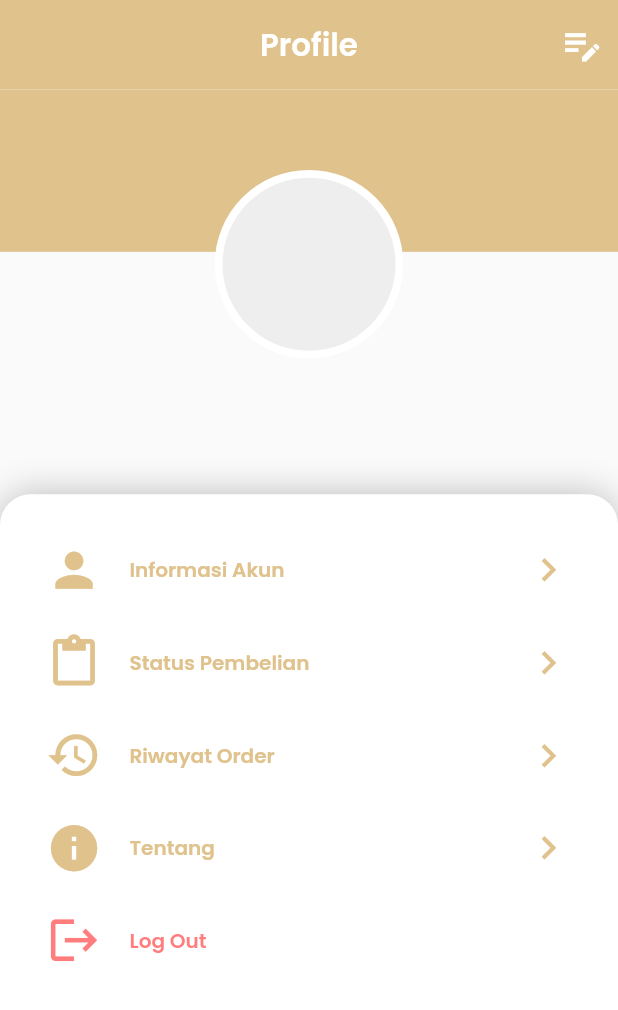
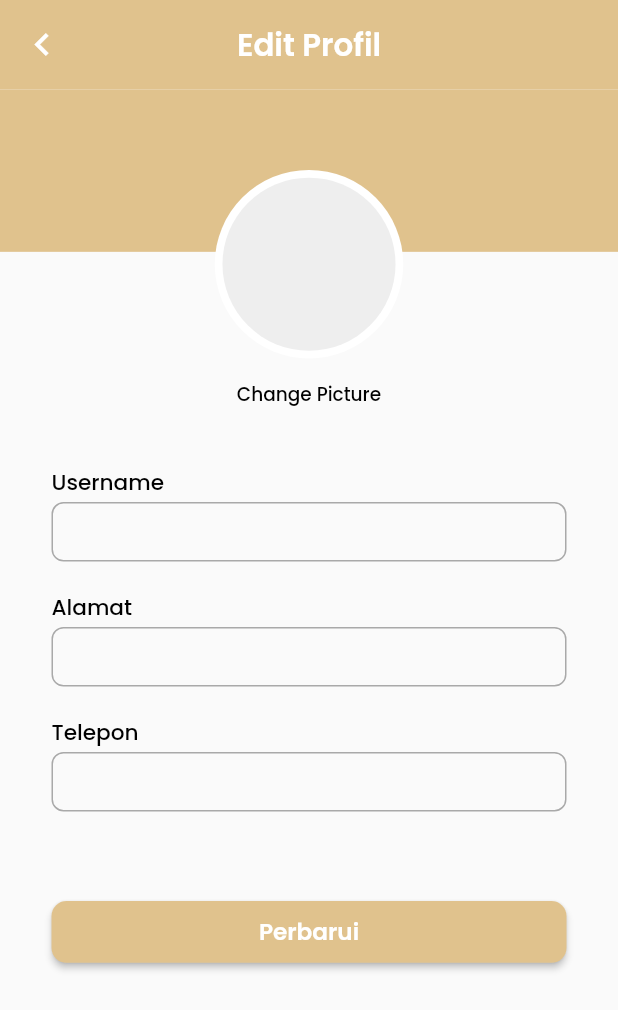
Before and after one commit to FirdanAz/amanah-furniture, a Flutter app: the ProfilePage screen opened directly, after a tap on the "edit note" icon, on a phone screen of 412 x 824 dp. Shown: the top 1010 px of the screen. Run offline on Flutter 3.47's test engine with Material 2 defaults, Android fonts, the phone set to English and light mode, and no system bars; our stand-ins replace curved_navigation_bar, flutter_screenutil, flutter_svg, google_fonts, shared_preferences, shimmer; accounts and stored records are empty; network calls fail.

Commit message:
final commit

```diff
--- a/lib/ui/detail/detail_page.dart
+++ b/lib/ui/detail/detail_page.dart
@@ -43,8 +43,8 @@ class _DetailPageState extends State<DetailPage> {
   }
 
   rupiah(var nilai) {
-    final formartter = NumberFormat.simpleCurrency(
-        decimalDigits: 0, locale: 'id_ID');
+    final formartter =
+        NumberFormat.simpleCurrency(decimalDigits: 0, locale: 'id_ID');
     var rupiah = formartter.format(nilai);
     return rupiah;
   }
@@ -58,7 +58,13 @@ class _DetailPageState extends State<DetailPage> {
 
   @override
   Widget build(BuildContext context) {
-    return _isLoad ? Scaffold(body: Center(child: CircularProgressIndicator(color: ColorApp.accent),),) : Scaffold(
+    return _isLoad
+        ? Scaffold(
+            body: Center(
+              child: CircularProgressIndicator(color: ColorApp.accent),
+            ),
+          )
+        : Scaffold(
             bottomNavigationBar: BottomAppBar(
               child: Container(
                 height: 70,
@@ -69,10 +75,7 @@ class _DetailPageState extends State<DetailPage> {
                       mainAxisAlignment: MainAxisAlignment.center,
                       children: [
                         InkWell(
-                    onTap: () {
-                      var item = detailModel!.data!;
-                       ApiService().postKeranjang(context: context ,barang_id: item.id!.toString(), nama_barang: item.namaBarang!.toString(), harga: item.harga!.toString(), jumlah: '1', total_harga: item.harga!.toString());
-                    },
+                          onTap: () {},
                           child: Container(
                             width: 260,
                             height: 40,
@@ -83,15 +86,25 @@ class _DetailPageState extends State<DetailPage> {
                                 style: GoogleFonts.poppins(
                                     fontWeight: FontWeight.w500,
                                     fontSize: 16,
-                            color: Colors.white
+                                    color: Colors.white),
                               ),
                             ),
                           ),
                         ),
+                        SizedBox(
+                          width: 15,
                         ),
-                  SizedBox(width: 15,),
                         InkWell(
-                    onTap: () => Navigator.push(context, MaterialPageRoute(builder: (context) => KeranjangPage(),)),
+                          onTap: () {
+                            var item = detailModel!.data!;
+                            ApiService().postKeranjang(
+                                context: context,
+                                barang_id: item.id!.toString(),
+                                nama_barang: item.namaBarang!.toString(),
+                                harga: item.harga!.toString(),
+                                jumlah: '1',
+                                total_harga: item.harga!.toString());
+                          },
                           child: SizedBox(
                             height: 40,
                             width: 40,
@@ -103,8 +116,8 @@ class _DetailPageState extends State<DetailPage> {
                                   borderRadius: BorderRadius.circular(5)),
                               child: Padding(
                                 padding: const EdgeInsets.all(10),
-                          child: SvgPicture.asset(
-                              SvgAssets.vectorKeranjang),
+                                child:
+                                    SvgPicture.asset(SvgAssets.vectorKeranjang),
                               ),
                             ),
                           ),
@@ -121,10 +134,15 @@ class _DetailPageState extends State<DetailPage> {
                 SliverAppBar(
                   pinned: true,
                   expandedHeight: 330,
-            systemOverlayStyle: SystemUiOverlayStyle(statusBarColor: ColorApp.secondary),
+                  systemOverlayStyle:
+                      SystemUiOverlayStyle(statusBarColor: ColorApp.secondary),
                   elevation: 0,
                   backgroundColor: Colors.blue,
-            leading: InkWell(child: Icon(Icons.arrow_back_ios_new, color: ColorApp.accent), onTap: () => Navigator.pop(context),),
+                  leading: InkWell(
+                    child:
+                        Icon(Icons.arrow_back_ios_new, color: ColorApp.accent),
+                    onTap: () => Navigator.pop(context),
+                  ),
                   flexibleSpace: SizedBox(
                     width: double.maxFinite,
                     height: double.maxFinite,
@@ -142,8 +160,7 @@ class _DetailPageState extends State<DetailPage> {
                         color: Colors.white,
                         borderRadius: BorderRadius.only(
                             topRight: Radius.circular(20),
-                    topLeft: Radius.circular(20)
-                  ),
+                            topLeft: Radius.circular(20)),
                       ),
                       child: Container(
                         alignment: Alignment.centerLeft,
@@ -153,8 +170,7 @@ class _DetailPageState extends State<DetailPage> {
                           style: GoogleFonts.poppins(
                               fontSize: 20,
                               fontWeight: FontWeight.w600,
-                      color: ColorApp.accent
-                    ),
+                              color: ColorApp.accent),
                         ),
                       ),
                     ),
@@ -168,25 +184,24 @@ class _DetailPageState extends State<DetailPage> {
                       children: [
                         Text(
                           '${detailModel!.data!.deskripsiBarang}',
-                    style: GoogleFonts.poppins(
-                      color: Colors.black
+                          style: GoogleFonts.poppins(color: Colors.black),
                         ),
+                        SizedBox(
+                          height: 5,
                         ),
-                  SizedBox(height: 5,),
                         Text(
                           '${detailModel!.data!.namaBarang}',
-                    style: GoogleFonts.poppins(
-                        color: Colors.black54
+                          style: GoogleFonts.poppins(color: Colors.black54),
                         ),
+                        SizedBox(
+                          height: 10,
                         ),
-                  SizedBox(height: 10,),
                         Text(
                           '${rupiah(detailModel!.data!.harga!)}',
                           style: GoogleFonts.poppins(
                               color: ColorApp.accent,
                               fontWeight: FontWeight.w600,
-                      fontSize: 16
-                    ),
+                              fontSize: 16),
                         ),
                       ],
                     ),
@@ -195,7 +210,7 @@ class _DetailPageState extends State<DetailPage> {
                 SliverToBoxAdapter(
                   child: Container(
                     color: Colors.white,
-              margin: EdgeInsets.only(left: 10,top: 15),
+                    margin: EdgeInsets.only(left: 10, top: 15),
                     child: Column(
                       crossAxisAlignment: CrossAxisAlignment.start,
                       children: [
@@ -208,11 +223,14 @@ class _DetailPageState extends State<DetailPage> {
                             itemBuilder: (context, index) {
                               var item = allProduct!.data![index];
                               return Container(
-                          margin: EdgeInsets.only(
-                              left: 10
-                          ),
+                                margin: EdgeInsets.only(left: 10),
                                 child: InkWell(
-                            onTap: () => Navigator.push(context, MaterialPageRoute(builder: (context) => DetailPage(id: item.id),)),
+                                  onTap: () => Navigator.push(
+                                      context,
+                                      MaterialPageRoute(
+                                        builder: (context) =>
+                                            DetailPage(id: item.id),
+                                      )),
                                   child: Image.network(
                                     'http://amanahfurniture.space/images/${item.gambarBarang}',
                                     width: 100,
--- a/lib/ui/home/home_page.dart
+++ b/lib/ui/home/home_page.dart
@@ -5,6 +5,7 @@ import 'package:amanah_furniture/model/product_all_model.dart';
 import 'package:amanah_furniture/service/api_service.dart';
 import 'package:amanah_furniture/ui/auth/login.dart';
 import 'package:amanah_furniture/ui/detail/detail_page.dart';
+import 'package:amanah_furniture/ui/keranjang/keranjang_page.dart';
 import 'package:flutter/material.dart';
 import 'package:flutter_screenutil/flutter_screenutil.dart';
 import 'package:flutter_svg/svg.dart';
@@ -138,7 +139,8 @@ class _HomePageState extends State<HomePage> {
                               width: 5.w,
                             ),
                             InkWell(
-                              onTap: () {},
+                              onTap: () => PublicFunction.navigatorPush(
+                                  context, KeranjangPage()),
                               child: Ink(
                                 width: 40.w,
                                 height: 40.h,
--- /dev/null
+++ b/lib/ui/profile/item/edit_teks/edit_teks.dart
@@ -0,0 +1,153 @@
+import 'package:amanah_furniture/common/color_app.dart';
+import 'package:amanah_furniture/common/public_function.dart';
+import 'package:amanah_furniture/model/user_model.dart';
+import 'package:flutter/material.dart';
+import 'package:flutter_screenutil/flutter_screenutil.dart';
+
+class EditProfilePage extends StatefulWidget {
+  EditProfilePage({super.key, required this.userModel});
+  final UserModel userModel;
+
+  @override
+  State<EditProfilePage> createState() => _EditProfilePageState();
+}
+
+class _EditProfilePageState extends State<EditProfilePage> {
+  final TextEditingController usernameController = TextEditingController();
+  final TextEditingController alamatController = TextEditingController();
+  final TextEditingController phoneController = TextEditingController();
+  final TextStyle _titleStyle =
+      TextStyle(fontSize: 14.sp, fontWeight: FontWeight.w500);
+  final TextStyle _contentStyle = TextStyle(fontSize: 12.sp);
+
+  @override
+  void initState() {
+    // TODO: implement initState
+    super.initState();
+    usernameController.text = widget.userModel.username;
+    alamatController.text = widget.userModel.alamat;
+    phoneController.text = widget.userModel.noHp;
+  }
+
+  @override
+  Widget build(BuildContext context) {
+    return Scaffold(
+      resizeToAvoidBottomInset: true,
+      appBar: AppBar(
+        elevation: 0,
+        toolbarHeight: 58.h,
+        centerTitle: true,
+        leading: IconButton(
+            onPressed: () => Navigator.pop(context),
+            icon: const Icon(Icons.chevron_left,
+                size: 30, color: ColorApp.primary)),
+        title: Text(
+          'Edit Profil',
+          style: TextStyle(
+              fontSize: 20.sp,
+              fontWeight: FontWeight.w600,
+              color: Colors.white),
+        ),
+      ),
+      body: SingleChildScrollView(
+        child: Column(
+          children: [
+            SizedBox(
+              height: 174.h,
+              child: Stack(
+                children: [
+                  Container(color: ColorApp.accent, height: 105.h),
+                  Align(
+                    alignment: Alignment.bottomCenter,
+                    child: Container(
+                      height: 122.h,
+                      width: 122.w,
+                      padding: EdgeInsets.all(5.r),
+                      decoration: const BoxDecoration(
+                          shape: BoxShape.circle, color: ColorApp.primary),
+                      child: CircleAvatar(
+                        backgroundColor: ColorApp.secondary,
+                        child: Text(
+                          PublicFunction.getInitials(widget.userModel.username),
+                          style: TextStyle(
+                              fontSize: 34.sp, fontWeight: FontWeight.bold),
+                        ),
+                      ),
+                    ),
+                  )
+                ],
+              ),
+            ),
+            TextButton(
+              onPressed: () {},
+              child: Text("Change Picture",
+                  style: _contentStyle.copyWith(color: Colors.black)),
+            ),
+            SizedBox(height: 23.h),
+            Container(
+              width: double.infinity,
+              padding: EdgeInsets.symmetric(horizontal: 30.w),
+              child: Column(
+                crossAxisAlignment: CrossAxisAlignment.start,
+                children: [
+                  _contentField(
+                      controller: usernameController, title: 'Username'),
+                  SizedBox(height: 19.h),
+                  _contentField(controller: alamatController, title: 'Alamat'),
+                  SizedBox(height: 19.h),
+                  _contentField(controller: phoneController, title: 'Telepon'),
+                ],
+              ),
+            ),
+            SizedBox(height: 58.h),
+            Container(
+              height: 40.h,
+              width: double.infinity,
+              padding: EdgeInsets.symmetric(horizontal: 30.w),
+              child: ElevatedButton(
+                onPressed: () {},
+                style: ElevatedButton.styleFrom(
+                    shape: RoundedRectangleBorder(
+                        borderRadius: BorderRadius.circular(10))),
+                child: Text(
+                  "Perbarui",
+                  style: TextStyle(
+                      color: Colors.white,
+                      fontSize: 15.sp,
+                      fontWeight: FontWeight.w600),
+                ),
+              ),
+            ),
+            SizedBox(height: 20.h),
+          ],
+        ),
+      ),
+    );
+  }
+
+  Widget _contentField(
+          {required TextEditingController controller, required String title}) =>
+      Column(
+        crossAxisAlignment: CrossAxisAlignment.start,
+        children: [
+          Text(title, style: _titleStyle),
+          SizedBox(height: 2.h),
+          TextField(
+            controller: controller,
+            maxLines: null,
+            style: _contentStyle,
+            decoration: InputDecoration(
+              isCollapsed: true,
+              contentPadding:
+                  EdgeInsets.symmetric(horizontal: 12.w, vertical: 11.h),
+              border: OutlineInputBorder(
+                  borderRadius: BorderRadius.circular(8),
+                  borderSide: const BorderSide(color: Color(0xffA9A9A9))),
+              enabledBorder: OutlineInputBorder(
+                  borderRadius: BorderRadius.circular(8),
+                  borderSide: const BorderSide(color: Color(0xffA9A9A9))),
+            ),
+          )
+        ],
+      );
+}
--- a/lib/ui/profile/item/informasi_akun/informasi_akun.dart
+++ b/lib/ui/profile/item/informasi_akun/informasi_akun.dart
@@ -32,7 +32,7 @@ class InformasiAkunPage extends StatelessWidget {
             icon: const Icon(Icons.chevron_left,
                 size: 30, color: ColorApp.primary)),
         title: Text(
-          'Profile',
+          'Profil',
           style: TextStyle(
               fontSize: 20.sp,
               fontWeight: FontWeight.w600,
--- a/lib/ui/profile/profile.dart
+++ b/lib/ui/profile/profile.dart
@@ -3,6 +3,7 @@ import 'package:amanah_furniture/common/public_function.dart';
 import 'package:amanah_furniture/model/user_model.dart';
 import 'package:amanah_furniture/service/api_service.dart';
 import 'package:amanah_furniture/ui/auth/login.dart';
+import 'package:amanah_furniture/ui/profile/item/edit_teks/edit_teks.dart';
 import 'package:amanah_furniture/ui/profile/item/informasi_akun/informasi_akun.dart';
 import 'package:flutter/material.dart';
 import 'package:flutter_screenutil/flutter_screenutil.dart';
@@ -64,7 +65,7 @@ class _ProfilePageState extends State<ProfilePage> {
         toolbarHeight: 58.h,
         centerTitle: true,
         title: Text(
-          'Profile',
+          'Profil',
           style: TextStyle(
               fontSize: 20.sp,
               fontWeight: FontWeight.w600,
@@ -77,7 +78,8 @@ class _ProfilePageState extends State<ProfilePage> {
               return value
                   ? const SizedBox()
                   : IconButton(
-                      onPressed: () {},
+                      onPressed: () => PublicFunction.navigatorPush(
+                          context, EditProfilePage(userModel: _userModel!)),
                       splashRadius: 22.r,
                       icon: const Icon(Icons.edit_note,
                           size: 30, color: ColorApp.primary));
```
Lines whose indentation alone changed are shown as unchanged.
